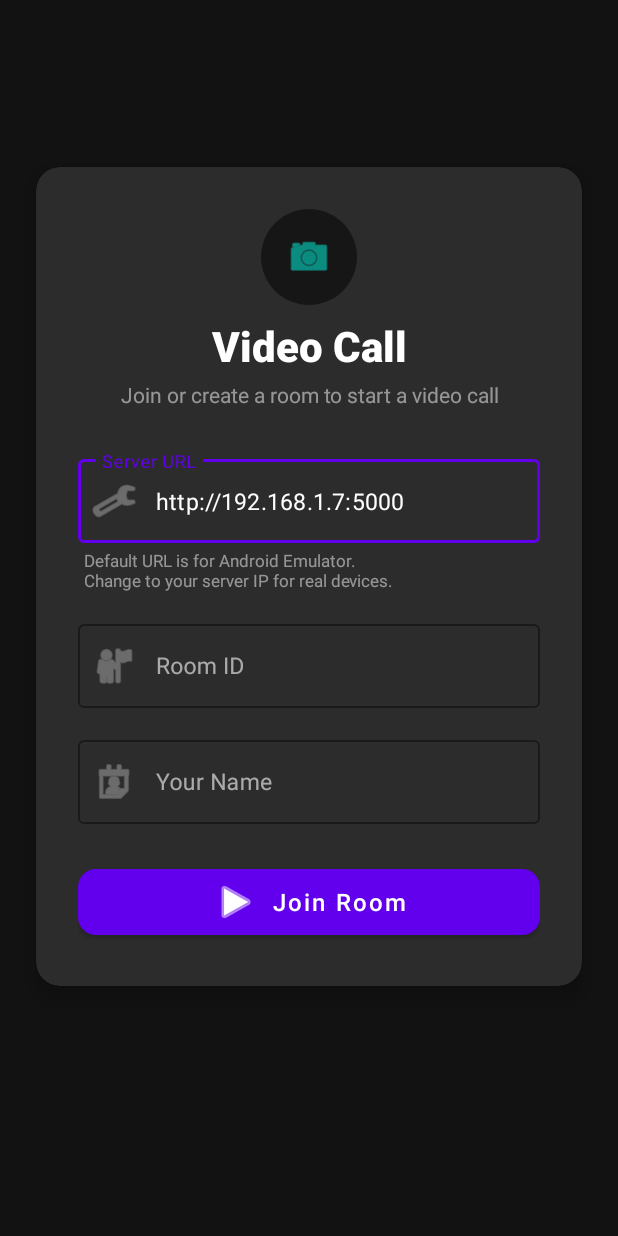
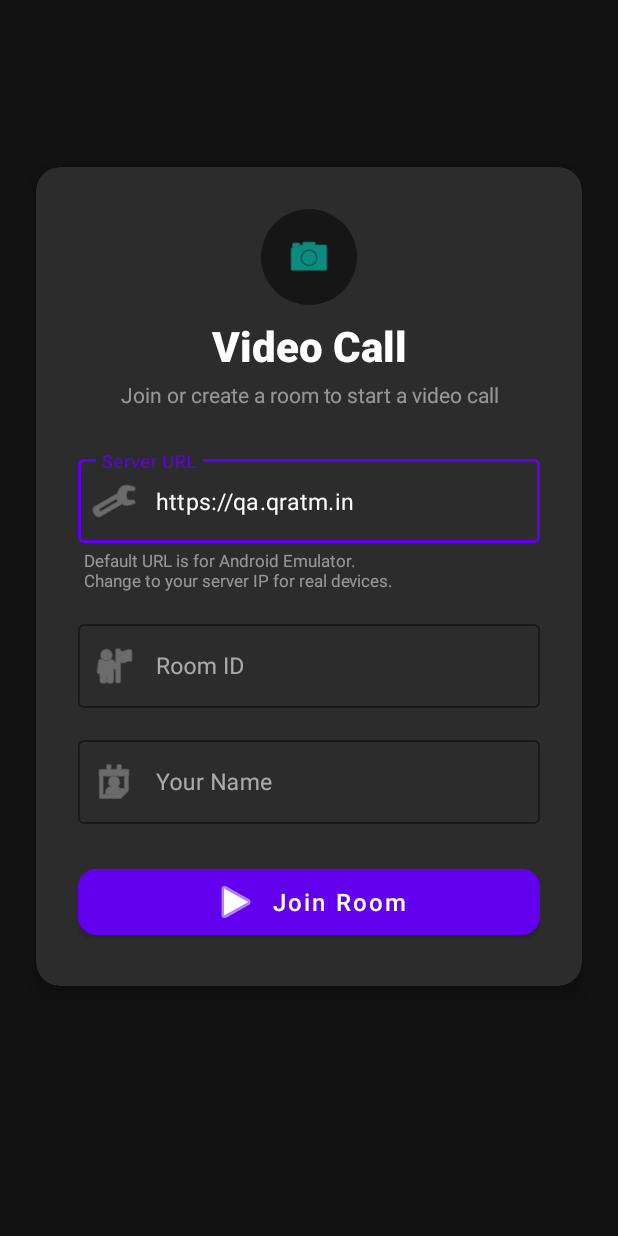
Before and after one commit to SanketSP01/VideoCalling, an Android app: the screen it shows after launch (JoinRoomActivity), on a phone screen of 412 x 824 dp. Run offline under Robolectric (Android 15) with nearby library versions, the phone set to English and light mode, and no system bars.

Commit message:
chore: Update default server URL to QA server

```diff
--- a/AndroidClient/app/src/main/res/values/strings.xml
+++ b/AndroidClient/app/src/main/res/values/strings.xml
@@ -8,7 +8,7 @@
     <string name="hint_server_url">Server URL</string>
     <string name="hint_room_id">Room ID</string>
     <string name="hint_user_name">Your Name</string>
-    <string name="default_server_url">http://192.168.1.7:5000</string>
+    <string name="default_server_url">https://qa.qratm.in</string>
     <string name="btn_join_room">Join Room</string>
     <string name="note_server_url">Default URL is for Android Emulator.\nChange to your server IP for real devices.</string>
 
```
